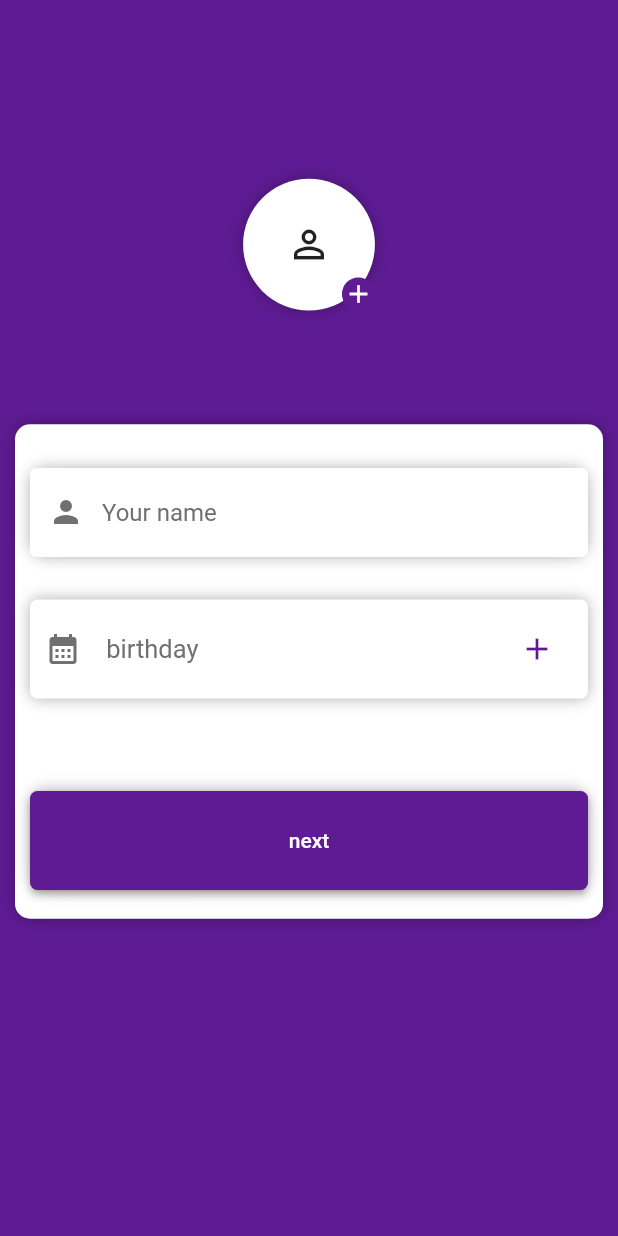
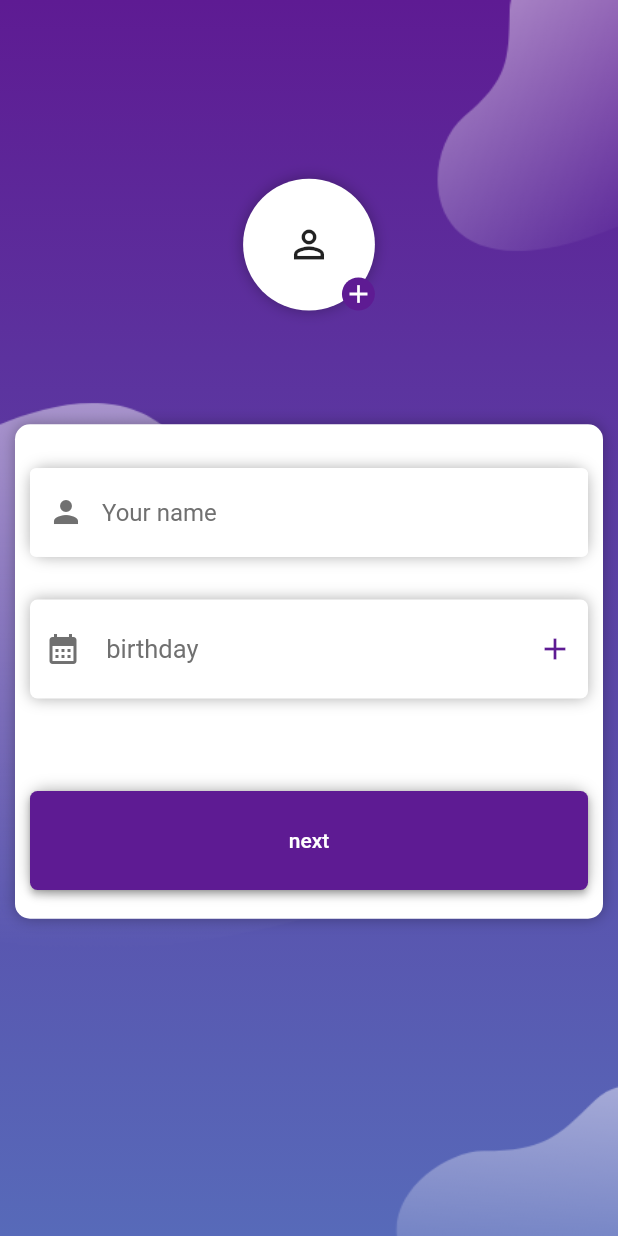
Before and after one commit to AliJawad93/body-fix, a Flutter app: the SetInfoProfile screen opened directly, on a phone screen of 412 x 824 dp. Run offline on Flutter 3.47's test engine with Material 2 defaults, Android fonts, the phone set to English and light mode, and no system bars; our stand-ins replace cached_network_image, cloud_firestore, file_picker, firebase_auth, firebase_core, firebase_storage and 8 more; missing offline and left inert: dart:ffi; accounts and stored records are empty; network calls fail; project files that could hold a hidden picture were left out.

Commit message:
last-update

```diff
--- a/lib/body fix/presentation/profile/pages item/confirm_login.dart
+++ b/lib/body fix/presentation/profile/pages item/confirm_login.dart
@@ -66,8 +66,7 @@ class _ConfirmLoginState extends State<ConfirmLogin> {
                             setState(() {
                               isLoading = false;
                             });
-                            Get.snackbar("Unsuccess",
-                                "Please make sure Email and Password is correct");
+
                             return;
                           }
 
--- a/lib/body fix/presentation/set_info_profile/set_info_profile.dart
+++ b/lib/body fix/presentation/set_info_profile/set_info_profile.dart
@@ -9,6 +9,8 @@ import 'package:body_fix2/body%20fix/presentation/widgets/custom_container.dart'
 import 'package:body_fix2/body%20fix/presentation/widgets/custom_elevated_button.dart';
 import 'package:flutter/material.dart';
 import 'package:get/get.dart';
+
+import '../../core/utils/images_path.dart';
 
 class SetInfoProfile extends StatelessWidget {
   SetInfoProfile({Key? key}) : super(key: key);
@@ -26,7 +28,27 @@ class SetInfoProfile extends StatelessWidget {
                 return const Loading();
               }
 
-              return Column(
+              return Stack(
+                children: [
+                  Container(
+                    height: Get.height,
+                    width: Get.width,
+                    decoration: const BoxDecoration(
+                      gradient: LinearGradient(
+                        begin: FractionalOffset.topCenter,
+                        end: FractionalOffset.bottomCenter,
+                        colors: [
+                          AppColors.primary,
+                          AppColors.blue,
+                        ],
+                      ),
+                      image: DecorationImage(
+                        image: AssetImage(AppImagePath.bg),
+                        fit: BoxFit.fill,
+                      ),
+                    ),
+                  ),
+                  Column(
                     mainAxisAlignment: MainAxisAlignment.center,
                     children: [
                       CustomImagePikker(),
@@ -38,6 +60,8 @@ class SetInfoProfile extends StatelessWidget {
                         height: Get.height * 0.1,
                       ),
                     ],
+                  ),
+                ],
               );
             },
           )),
--- a/lib/body fix/presentation/set_info_profile/widgets/custom_form_setInfoprofile.dart
+++ b/lib/body fix/presentation/set_info_profile/widgets/custom_form_setInfoprofile.dart
@@ -32,7 +32,11 @@ class CustomFormSetInfoProfile extends StatelessWidget {
               hintText: AppString.hintTextFormName,
               controller: setInfoProfileController.getNameController,
               prefixIcon: const Icon(Icons.person)),
-          CustomContainer(
+          InkWell(
+            onTap: () {
+              setInfoProfileController.showCalender(context);
+            },
+            child: CustomContainer(
               height: Get.height * 0.08,
               padding: const EdgeInsets.all(10),
               borderRadius: 5,
@@ -51,16 +55,12 @@ class CustomFormSetInfoProfile extends StatelessWidget {
                     );
                   }),
                   const Spacer(),
-                IconButton(
-                  onPressed: () {
-                    setInfoProfileController.showCalender(context);
-                  },
-                  icon: const Icon(
+                  const Icon(
                     Icons.add,
                     color: AppColors.primary,
                   ),
-                )
                 ],
+              ),
             ),
           ),
           SizedBox(
```
Also changed, not shown: lib/body fix/presentation/profile/pages item/edit_profile_pages/change_email.dart (+13 -2 lines), lib/body fix/presentation/profile/pages item/edit_profile_pages/change_name.dart (+12 -4 lines). Lines whose indentation alone changed are shown as unchanged.
